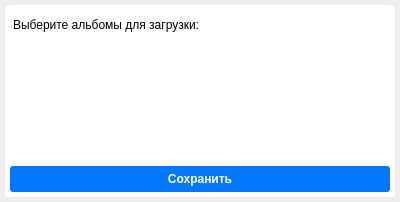
First picture: the form in ui/setting_album_window.ui, repository khaustova/vk-photos-parser, before the edit.
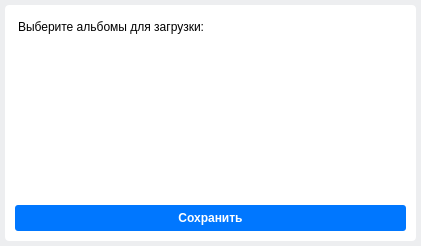
Second picture: the form after the edit.

Diff of the .ui file:
```diff
--- a/ui/setting_album_window.ui
+++ b/ui/setting_album_window.ui
@@ -6,10 +6,22 @@
    <rect>
     <x>0</x>
     <y>0</y>
-    <width>400</width>
-    <height>202</height>
+    <width>421</width>
+    <height>246</height>
    </rect>
   </property>
+  <property name="minimumSize">
+   <size>
+    <width>421</width>
+    <height>246</height>
+   </size>
+  </property>
+  <property name="maximumSize">
+   <size>
+    <width>421</width>
+    <height>246</height>
+   </size>
+  </property>
   <property name="windowTitle">
    <string>Выбор альбомов</string>
   </property>
@@ -42,16 +54,16 @@
      </property>
      <layout class="QVBoxLayout" name="verticalLayout_3">
       <property name="leftMargin">
-       <number>5</number>
+       <number>10</number>
       </property>
       <property name="topMargin">
-       <number>5</number>
+       <number>10</number>
       </property>
       <property name="rightMargin">
-       <number>5</number>
+       <number>10</number>
       </property>
       <property name="bottomMargin">
-       <number>5</number>
+       <number>10</number>
       </property>
       <item>
        <layout class="QVBoxLayout" name="verticalLayout_2">
@@ -74,7 +86,7 @@
            <string>Выберите альбомы для загрузки:</string>
           </property>
           <property name="alignment">
-           <set>Qt::AlignBottom|Qt::AlignLeading|Qt::AlignLeft</set>
+           <set>Qt::AlignLeading|Qt::AlignLeft|Qt::AlignVCenter</set>
           </property>
          </widget>
         </item>
@@ -151,8 +163,8 @@
             <rect>
              <x>0</x>
              <y>0</y>
-             <width>378</width>
-             <height>126</height>
+             <width>389</width>
+             <height>165</height>
             </rect>
            </property>
            <property name="styleSheet">
```
Left out of the diff: 2 changed lines with no effect on the pictures.
